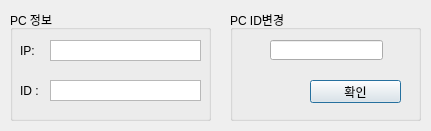
First picture: the form in Client/Client_UI.ui, repository kanadeyy/auto_install_ftp, before the edit.
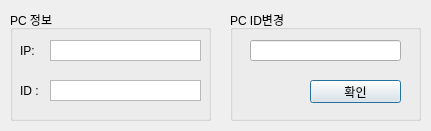
Second picture: the form after the edit.

The edit to the form file:
```diff
--- a/Client/Client_UI.ui
+++ b/Client/Client_UI.ui
@@ -25,16 +25,6 @@
    <property name="title">
     <string>PC ID변경</string>
    </property>
-   <widget class="QLineEdit" name="ipchangeedit">
-    <property name="geometry">
-     <rect>
-      <x>40</x>
-      <y>30</y>
-      <width>113</width>
-      <height>20</height>
-     </rect>
-    </property>
-   </widget>
    <widget class="QPushButton" name="okbutton">
     <property name="geometry">
      <rect>
@@ -48,6 +38,22 @@
      <string>확인</string>
     </property>
    </widget>
+   <widget class="QLineEdit" name="IP_Change_Edit">
+    <property name="geometry">
+     <rect>
+      <x>20</x>
+      <y>30</y>
+      <width>151</width>
+      <height>21</height>
+     </rect>
+    </property>
+    <property name="frame">
+     <bool>true</bool>
+    </property>
+    <property name="readOnly">
+     <bool>false</bool>
+    </property>
+   </widget>
   </widget>
   <widget class="QGroupBox" name="groupBox_3">
    <property name="geometry">
```
